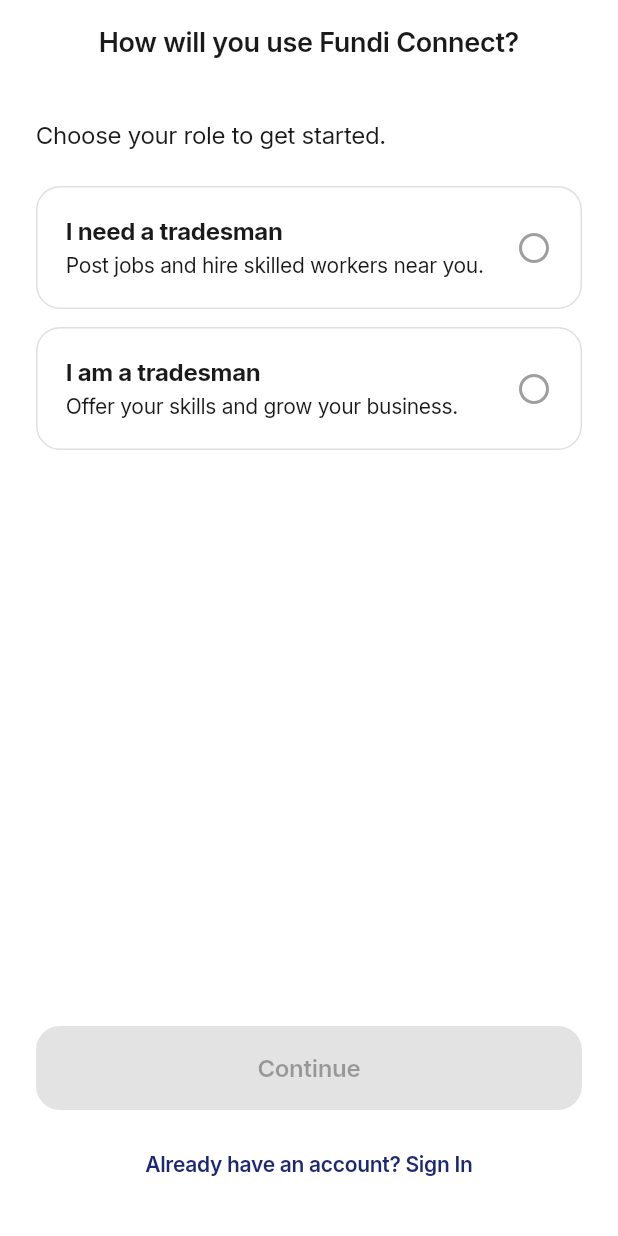
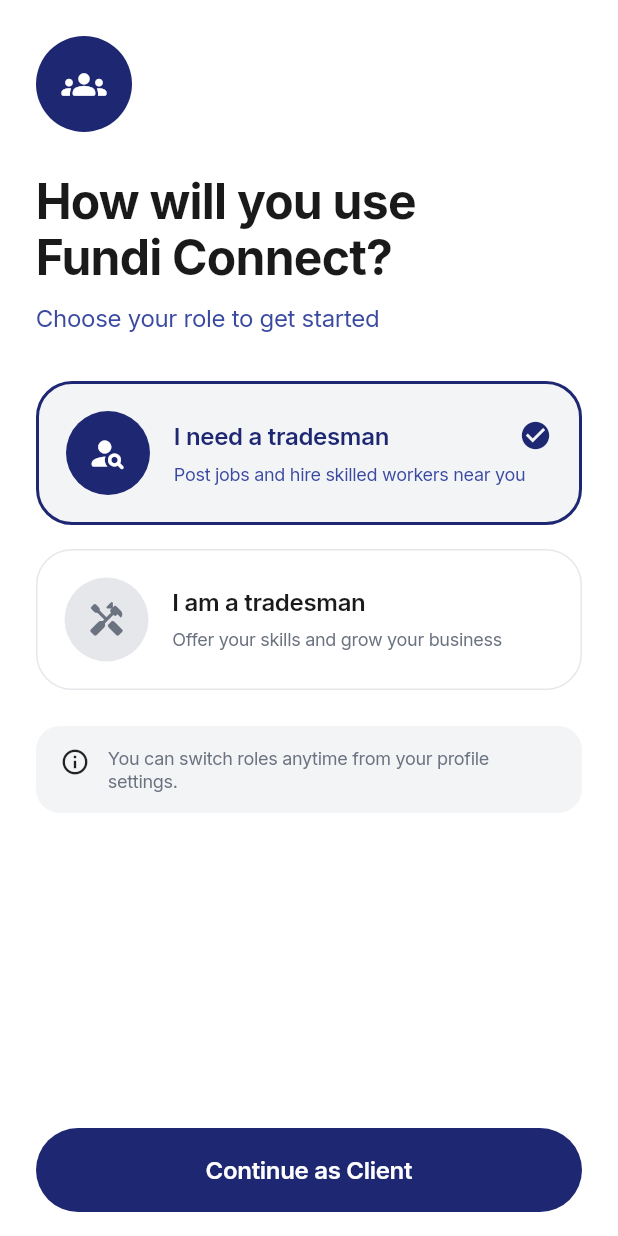
Before and after one commit to engEugene/fundi-connect, a Flutter app: the RoleSelectScreen screen opened by its route, on a phone screen of 412 x 824 dp. Run offline on Flutter 3.47's test engine with Material 3 defaults, Android fonts, the phone set to English and light mode, and no system bars; our stand-ins replace firebase_core, flutter_riverpod, flutter_svg, go_router, google_fonts; accounts and stored records are empty.

Commit message:
Simplify auth state and rework role select screen
AuthState now carries only the selected role. Firebase pushes signed-in state
through authStateChanges and its User already holds uid, email and phone, so
mirroring those locally would only create a second source of truth that drifts.
Role select is rebuilt against the Figma design.

```diff
--- a/lib/features/auth/providers/auth_provider.dart
+++ b/lib/features/auth/providers/auth_provider.dart
@@ -1,29 +1,25 @@
 import 'package:flutter_riverpod/flutter_riverpod.dart';
 
-import 'auth_state.dart';
+enum UserRole { client, worker }
 
-/// Owner: Auth team (Feature 2)
-///
-/// Replace this mock logic with Firebase Auth calls when the backend is ready.
-final authProvider = StateNotifierProvider<AuthNotifier, AuthState>((ref) {
-  return AuthNotifier();
-});
+// role stays here, signed-in state comes from firebase later
+class AuthState {
+  const AuthState({this.selectedRole = UserRole.client});
 
-class AuthNotifier extends StateNotifier<AuthState> {
-  AuthNotifier() : super(const AuthState());
+  final UserRole selectedRole;
+}
 
-  void selectRole(UserRole role) {
-    state = state.copyWith(selectedRole: role);
-  }
+// using Notifier bcs StateNotifier got removed in rvpd 3
+final authProvider = NotifierProvider<AuthNotifier, AuthState>(
+  AuthNotifier.new,
+);
 
-  Future<void> signInWithEmail(String email, String password) async {
-    state = state.copyWith(status: AuthStatus.loading);
-    // TODO: call Firebase Auth
-    await Future.delayed(const Duration(seconds: 1));
-    state = state.copyWith(status: AuthStatus.authenticated);
-  }
+class AuthNotifier extends Notifier<AuthState> {
+  @override
+  AuthState build() => const AuthState();
 
-  void signOut() {
-    state = const AuthState(status: AuthStatus.unauthenticated);
-  }
+  void selectRole(UserRole role) => state = AuthState(selectedRole: role);
+
+  // TODO: also call firebase signout
+  void signOut() => state = const AuthState();
 }
--- a/lib/features/auth/providers/auth_state.dart
+++ /dev/null
@@ -1,31 +0,0 @@
-enum UserRole { client, worker }
-
-enum AuthStatus { initial, loading, authenticated, unauthenticated }
-
-class AuthState {
-  const AuthState({
-    this.status = AuthStatus.initial,
-    this.selectedRole,
-    this.userId,
-    this.errorMessage,
-  });
-
-  final AuthStatus status;
-  final UserRole? selectedRole;
-  final String? userId;
-  final String? errorMessage;
-
-  AuthState copyWith({
-    AuthStatus? status,
-    UserRole? selectedRole,
-    String? userId,
-    String? errorMessage,
-  }) {
-    return AuthState(
-      status: status ?? this.status,
-      selectedRole: selectedRole ?? this.selectedRole,
-      userId: userId ?? this.userId,
-      errorMessage: errorMessage ?? this.errorMessage,
-    );
-  }
-}
--- a/lib/features/auth/screens/role_select_screen.dart
+++ b/lib/features/auth/screens/role_select_screen.dart
@@ -3,64 +3,94 @@
 import 'package:go_router/go_router.dart';
 
 import '../../../config/routes/route_names.dart';
+import '../../../config/theme/app_colors.dart';
+import '../../../config/theme/app_text_styles.dart';
 import '../providers/auth_provider.dart';
-import '../providers/auth_state.dart';
+import '../widgets/auth_widgets.dart';
 
-/// Owner: Auth team (Feature 2)
 class RoleSelectScreen extends ConsumerWidget {
   const RoleSelectScreen({super.key});
 
-  String _continueLabel(UserRole? role) {
-    return switch (role) {
-      UserRole.client => 'Continue as Client',
-      UserRole.worker => 'Continue as Tradesman',
-      _ => 'Continue',
-    };
-  }
-
   @override
   Widget build(BuildContext context, WidgetRef ref) {
-    final authState = ref.watch(authProvider);
-    final selectedRole = authState.selectedRole;
+    final role = ref.watch(authProvider.select((s) => s.selectedRole));
+    final notifier = ref.read(authProvider.notifier);
 
     return Scaffold(
-      appBar: AppBar(title: const Text('How will you use Fundi Connect?')),
       body: SafeArea(
         child: Padding(
-          padding: const EdgeInsets.all(24),
+          padding: AuthStyles.pagePadding,
           child: Column(
             crossAxisAlignment: CrossAxisAlignment.stretch,
             children: [
-              const Text(
-                'Choose your role to get started.',
-                style: TextStyle(fontSize: 16),
+              Expanded(
+                child: SingleChildScrollView(
+                  child: Column(
+                    crossAxisAlignment: CrossAxisAlignment.start,
+                    children: [
+                      const SizedBox(height: 24),
+                      Container(
+                        width: 64,
+                        height: 64,
+                        decoration: const BoxDecoration(
+                          color: AppColors.primary,
+                          shape: BoxShape.circle,
+                        ),
+                        child: const Icon(
+                          Icons.groups_rounded,
+                          color: AppColors.onPrimary,
+                          size: 30,
+                        ),
+                      ),
+                      const SizedBox(height: 28),
+                      Text(
+                        'How will you use\nFundi Connect?',
+                        style: AppTextStyles.displayMedium.copyWith(
+                          height: 1.15,
+                        ),
+                      ),
+                      const SizedBox(height: 12),
+                      Text(
+                        'Choose your role to get started',
+                        style: AppTextStyles.bodyLarge.copyWith(
+                          color: AppColors.primaryLight,
+                        ),
+                      ),
+                      const SizedBox(height: 32),
+                      _RoleCard(
+                        title: 'I need a tradesman',
+                        subtitle: 'Post jobs and hire skilled workers near you',
+                        icon: Icons.person_search_rounded,
+                        selected: role == UserRole.client,
+                        onTap: () => notifier.selectRole(UserRole.client),
+                      ),
+                      const SizedBox(height: 16),
+                      _RoleCard(
+                        title: 'I am a tradesman',
+                        subtitle: 'Offer your skills and grow your business',
+                        icon: Icons.handyman_rounded,
+                        selected: role == UserRole.worker,
+                        onTap: () => notifier.selectRole(UserRole.worker),
                       ),
                       const SizedBox(height: 24),
-              _RoleCard(
-                title: 'I need a tradesman',
-                subtitle: 'Post jobs and hire skilled workers near you.',
-                selected: selectedRole == UserRole.client,
-                onTap: () => ref.read(authProvider.notifier).selectRole(UserRole.client),
+                      const InfoNote(
+                        message:
+                            'You can switch roles anytime from your profile '
+                            'settings.',
                       ),
-              const SizedBox(height: 12),
-              _RoleCard(
-                title: 'I am a tradesman',
-                subtitle: 'Offer your skills and grow your business.',
-                selected: selectedRole == UserRole.worker,
-                onTap: () => ref.read(authProvider.notifier).selectRole(UserRole.worker),
+                      const SizedBox(height: 24),
+                    ],
                   ),
-              const Spacer(),
-              ElevatedButton(
-                onPressed: selectedRole == null
-                    ? null
-                    : () => context.go(RouteNames.home),
-                child: Text(_continueLabel(selectedRole)),
                 ),
-              const SizedBox(height: 12),
-              TextButton(
-                onPressed: () => context.go(RouteNames.signIn),
-                child: const Text('Already have an account? Sign In'),
               ),
+              AuthSubmitButton(
+                label: role == UserRole.worker
+                    ? 'Continue as Tradesman'
+                    : 'Continue as Client',
+                // push so back arrow goes back here
+                onPressed: () => context.push(RouteNames.createAccount),
+              ),
+              const SizedBox(height: 16),
             ],
           ),
         ),
@@ -73,54 +103,102 @@
   const _RoleCard({
     required this.title,
     required this.subtitle,
+    required this.icon,
     required this.selected,
     required this.onTap,
   });
 
   final String title;
   final String subtitle;
+  final IconData icon;
   final bool selected;
   final VoidCallback onTap;
 
   @override
   Widget build(BuildContext context) {
-    return Card(
-      elevation: selected ? 2 : 0,
-      shape: RoundedRectangleBorder(
-        borderRadius: BorderRadius.circular(16),
-        side: BorderSide(
-          color: selected ? Theme.of(context).colorScheme.primary : Colors.grey.shade300,
+    return Semantics(
+      button: true,
+      selected: selected,
+      label: '$title. $subtitle',
+      // stops screen reader from saying it twice
+      excludeSemantics: true,
+      child: AnimatedContainer(
+        duration: const Duration(milliseconds: 180),
+        decoration: BoxDecoration(
+          color: selected ? AppColors.tertiary : AppColors.surface,
+          borderRadius: BorderRadius.circular(24),
+          border: Border.all(
+            color: selected ? AppColors.primary : AppColors.divider,
             width: selected ? 2 : 1,
           ),
         ),
+        child: Material(
+          color: Colors.transparent,
           child: InkWell(
             onTap: onTap,
-        borderRadius: BorderRadius.circular(16),
+            borderRadius: BorderRadius.circular(24),
             child: Padding(
-          padding: const EdgeInsets.all(20),
+              padding: const EdgeInsets.all(18),
               child: Row(
                 children: [
+                  Container(
+                    width: 56,
+                    height: 56,
+                    decoration: BoxDecoration(
+                      shape: BoxShape.circle,
+                      color: selected
+                          ? AppColors.primary
+                          : AppColors.tertiaryDark,
+                    ),
+                    child: Icon(
+                      icon,
+                      size: 26,
+                      color: selected
+                          ? AppColors.onPrimary
+                          : AppColors.textSecondary,
+                    ),
+                  ),
+                  const SizedBox(width: 16),
                   Expanded(
                     child: Column(
                       crossAxisAlignment: CrossAxisAlignment.start,
                       children: [
-                    Text(
+                        Row(
+                          children: [
+                            Expanded(
+                              child: Text(
                                 title,
-                      style: const TextStyle(
-                        fontSize: 16,
-                        fontWeight: FontWeight.bold,
+                                style: AppTextStyles.titleMedium.copyWith(
+                                  color: selected
+                                      ? AppColors.primary
+                                      : AppColors.textPrimary,
                                 ),
                               ),
-                    const SizedBox(height: 4),
-                    Text(subtitle),
+                            ),
+                            if (selected)
+                              const Icon(
+                                Icons.check_circle,
+                                color: AppColors.primary,
+                                size: 22,
+                              ),
+                          ],
+                        ),
+                        const SizedBox(height: 6),
+                        Text(
+                          subtitle,
+                          style: AppTextStyles.bodySmall.copyWith(
+                            color: selected
+                                ? AppColors.primaryLight
+                                : AppColors.textSecondary,
+                            height: 1.4,
+                          ),
+                        ),
                       ],
                     ),
                   ),
-              if (selected)
-                Icon(Icons.check_circle, color: Theme.of(context).colorScheme.primary)
-              else
-                const Icon(Icons.circle_outlined, color: Colors.grey),
                 ],
+              ),
+            ),
           ),
         ),
       ),
```
Lines whose indentation alone changed are shown as unchanged.
